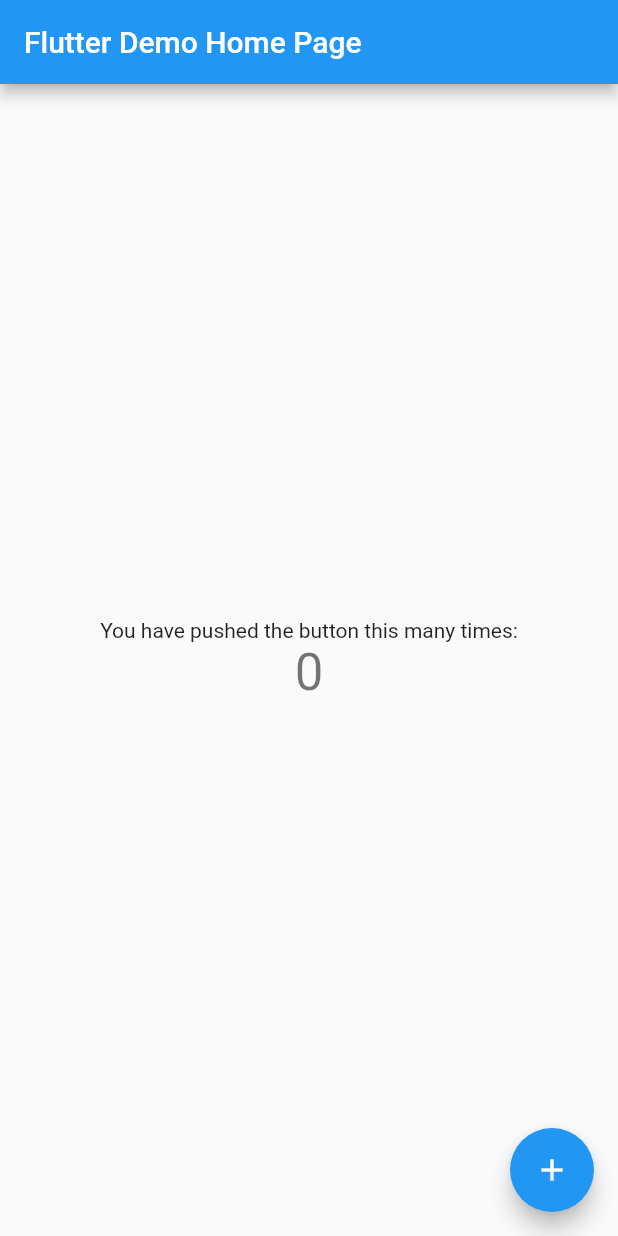
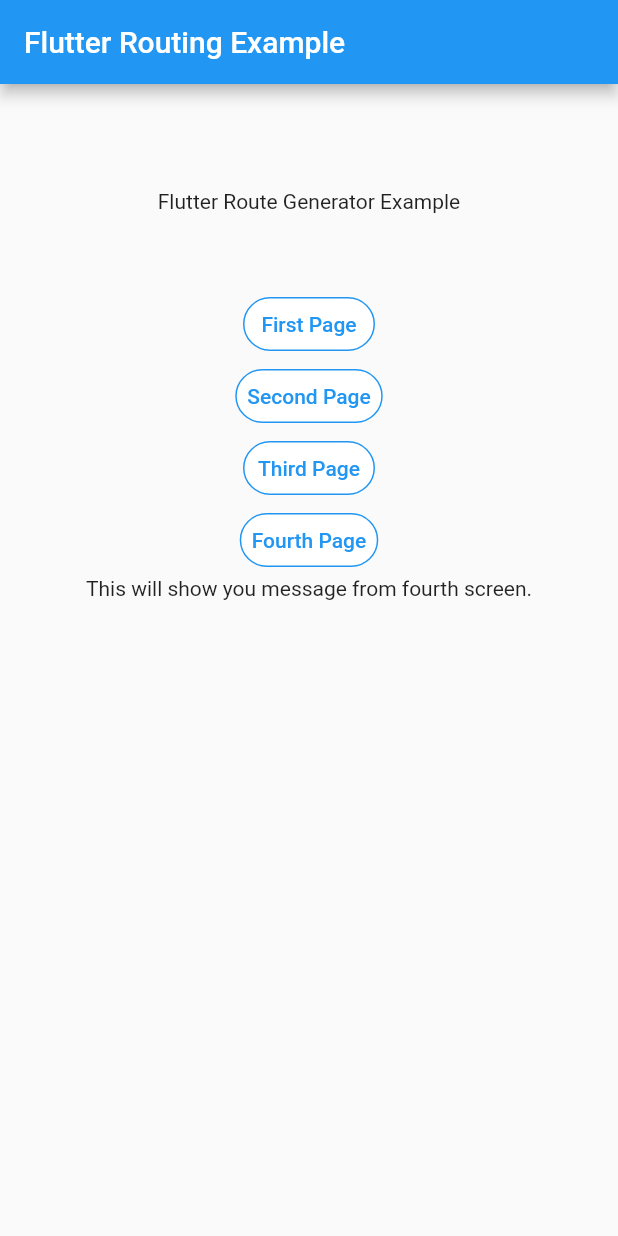
Before and after one commit to Irosi1997/FlutterProjectsUCSC, a Flutter app: the screen it shows after launch, on a phone screen of 412 x 824 dp. Run offline on Flutter 3.47's test engine with Material 2 defaults, Android fonts, the phone set to English and light mode, and no system bars.

```diff
--- /dev/null
+++ b/demo/lib/commons/arguements.dart
@@ -0,0 +1,6 @@
+class ThirdPageArguments {
+  final String title;
+  final String message;
+
+  ThirdPageArguments(this.title, this.message);
+}
--- /dev/null
+++ b/demo/lib/commons/route_generator.dart
@@ -0,0 +1,53 @@
+import 'package:demo/views/fourth_page.dart';
+import 'package:demo/views/home.dart';
+import 'package:flutter/material.dart';
+import 'package:demo/views/first_page.dart';
+import 'package:demo/views/second_page.dart';
+import 'package:demo/views/third_page.dart';
+import 'package:demo/commons/arguements.dart';
+
+class RouteGenerator {
+  static Route<dynamic> generateRoute(RouteSettings settings) {
+    // Getting arguments passed in while calling Navigator.pushNamed
+    final args = settings.arguments;
+
+    switch (settings.name) {
+      case '/':
+        return MaterialPageRoute(builder: (_) => HomePage());
+      case '/first':
+        return MaterialPageRoute(builder: (_) => FirstPage());
+      case '/second':
+        // If we passing a data, we should validate the data type
+        if (args is String) {
+          return MaterialPageRoute(
+            builder: (_) => SecondPage(title: args),
+          );
+        }
+        return _errorRoute(); // If args is not of the correct type, return an error page.
+      case '/third':
+        if (args is ThirdPageArguments) {
+          return MaterialPageRoute(
+            builder: (_) => ThirdPage(data: args),
+          );
+        }
+        return _errorRoute(); // If args is not of the correct type, return an error page.
+      case '/fourth':
+        return MaterialPageRoute(builder: (_) => FourthPage());
+      default:
+        return _errorRoute(); // If there is no such named route in the switch statement, e.g. /fifth
+    }
+  }
+
+  static Route<dynamic> _errorRoute() {
+    return MaterialPageRoute(builder: (_) {
+      return Scaffold(
+        appBar: AppBar(
+          title: Text('Error'),
+        ),
+        body: Center(
+          child: Text('ERROR'),
+        ),
+      );
+    });
+  }
+}
--- a/demo/lib/main.dart
+++ b/demo/lib/main.dart
@@ -1,115 +1,25 @@
 import 'package:flutter/material.dart';
+import 'package:demo/views/home.dart';
+import 'package:demo/commons/route_generator.dart';
 
 void main() {
-  runApp(const MyApp());
+  runApp(MyApp());
 }
 
 class MyApp extends StatelessWidget {
-  const MyApp({Key? key}) : super(key: key);
-
-  // This widget is the root of your application.
   @override
   Widget build(BuildContext context) {
     return MaterialApp(
       title: 'Flutter Demo',
       theme: ThemeData(
-        // This is the theme of your application.
-        //
-        // Try running your application with "flutter run". You'll see the
-        // application has a blue toolbar. Then, without quitting the app, try
-        // changing the primarySwatch below to Colors.green and then invoke
-        // "hot reload" (press "r" in the console where you ran "flutter run",
-        // or simply save your changes to "hot reload" in a Flutter IDE).
-        // Notice that the counter didn't reset back to zero; the application
-        // is not restarted.
         primarySwatch: Colors.blue,
+        visualDensity: VisualDensity.adaptivePlatformDensity,
       ),
-      home: const MyHomePage(title: 'Flutter Demo Home Page'),
+      //Define Route Map for Named Routes
+      initialRoute: '/',
+      //Instead of route map we have set generate route function using onGenerateRoute
+      onGenerateRoute: RouteGenerator.generateRoute,
+      home: HomePage(title: 'Flutter Routing Example'),
     );
   }
 }
-
-class MyHomePage extends StatefulWidget {
-  const MyHomePage({Key? key, required this.title}) : super(key: key);
-
-  // This widget is the home page of your application. It is stateful, meaning
-  // that it has a State object (defined below) that contains fields that affect
-  // how it looks.
-
-  // This class is the configuration for the state. It holds the values (in this
-  // case the title) provided by the parent (in this case the App widget) and
-  // used by the build method of the State. Fields in a Widget subclass are
-  // always marked "final".
-
-  final String title;
-
-  @override
-  State<MyHomePage> createState() => _MyHomePageState();
-}
-
-class _MyHomePageState extends State<MyHomePage> {
-  int _counter = 0;
-
-  void _incrementCounter() {
-    setState(() {
-      // This call to setState tells the Flutter framework that something has
-      // changed in this State, which causes it to rerun the build method below
-      // so that the display can reflect the updated values. If we changed
-      // _counter without calling setState(), then the build method would not be
-      // called again, and so nothing would appear to happen.
-      _counter++;
-    });
-  }
-
-  @override
-  Widget build(BuildContext context) {
-    // This method is rerun every time setState is called, for instance as done
-    // by the _incrementCounter method above.
-    //
-    // The Flutter framework has been optimized to make rerunning build methods
-    // fast, so that you can just rebuild anything that needs updating rather
-    // than having to individually change instances of widgets.
-    return Scaffold(
-      appBar: AppBar(
-        // Here we take the value from the MyHomePage object that was created by
-        // the App.build method, and use it to set our appbar title.
-        title: Text(widget.title),
-      ),
-      body: Center(
-        // Center is a layout widget. It takes a single child and positions it
-        // in the middle of the parent.
-        child: Column(
-          // Column is also a layout widget. It takes a list of children and
-          // arranges them vertically. By default, it sizes itself to fit its
-          // children horizontally, and tries to be as tall as its parent.
-          //
-          // Invoke "debug painting" (press "p" in the console, choose the
-          // "Toggle Debug Paint" action from the Flutter Inspector in Android
-          // Studio, or the "Toggle Debug Paint" command in Visual Studio Code)
-          // to see the wireframe for each widget.
-          //
-          // Column has various properties to control how it sizes itself and
-          // how it positions its children. Here we use mainAxisAlignment to
-          // center the children vertically; the main axis here is the vertical
-          // axis because Columns are vertical (the cross axis would be
-          // horizontal).
-          mainAxisAlignment: MainAxisAlignment.center,
-          children: <Widget>[
-            const Text(
-              'You have pushed the button this many times:',
-            ),
-            Text(
-              '$_counter',
-              style: Theme.of(context).textTheme.headline4,
-            ),
-          ],
-        ),
-      ),
-      floatingActionButton: FloatingActionButton(
-        onPressed: _incrementCounter,
-        tooltip: 'Increment',
-        child: const Icon(Icons.add),
-      ), // This trailing comma makes auto-formatting nicer for build methods.
-    );
-  }
-}
--- /dev/null
+++ b/demo/lib/views/home.dart
@@ -0,0 +1,126 @@
+import 'package:flutter/material.dart';
+import 'package:demo/commons/arguements.dart';
+
+class HomePage extends StatefulWidget {
+  HomePage({Key key, this.title}) : super(key: key);
+
+  final String title;
+
+  @override
+  _HomePageState createState() => _HomePageState();
+}
+
+class _HomePageState extends State<HomePage> {
+  var message = "This will show you message from fourth screen.";
+
+  @override
+  Widget build(BuildContext context) {
+    return Scaffold(
+      appBar: AppBar(
+        title: Text(widget.title),
+      ),
+      body: Center(
+          child: Container(
+        padding: EdgeInsets.only(top: 55),
+        child: Column(
+          mainAxisAlignment: MainAxisAlignment.start,
+          children: <Widget>[
+            Container(
+              padding: EdgeInsets.only(top: 15, bottom: 50),
+              child: Text(
+                'Flutter Route Generator Example',
+              ),
+            ),
+            FlatButton(
+              shape: RoundedRectangleBorder(
+                  borderRadius: BorderRadius.circular(18.0),
+                  side: BorderSide(color: Colors.blue)),
+              color: Colors.white,
+              textColor: Colors.blue,
+              padding: EdgeInsets.all(8.0),
+              onPressed: () {
+                Navigator.pushNamed(context, '/first');
+              },
+              child: Text(
+                "First Page",
+                style: TextStyle(
+                  fontSize: 14.0,
+                ),
+              ),
+            ),
+            FlatButton(
+              shape: RoundedRectangleBorder(
+                  borderRadius: BorderRadius.circular(18.0),
+                  side: BorderSide(color: Colors.blue)),
+              color: Colors.white,
+              textColor: Colors.blue,
+              padding: EdgeInsets.all(8.0),
+              onPressed: () {
+                Navigator.of(context).pushNamed(
+                  '/second',
+                  arguments:
+                      "Second Page", //This is really importan. Here you should pass every parameter as arguments
+                );
+              },
+              child: Text(
+                "Second Page",
+                style: TextStyle(
+                  fontSize: 14.0,
+                ),
+              ),
+            ),
+            FlatButton(
+              shape: RoundedRectangleBorder(
+                  borderRadius: BorderRadius.circular(18.0),
+                  side: BorderSide(color: Colors.blue)),
+              color: Colors.white,
+              textColor: Colors.blue,
+              padding: EdgeInsets.all(8.0),
+              onPressed: () {
+                Navigator.of(context).pushNamed(
+                  '/third',
+                  arguments: ThirdPageArguments(
+                      "Third Page", "This message pass through named route"),
+                );
+              },
+              child: Text(
+                "Third Page",
+                style: TextStyle(
+                  fontSize: 14.0,
+                ),
+              ),
+            ),
+            FlatButton(
+              shape: RoundedRectangleBorder(
+                  borderRadius: BorderRadius.circular(18.0),
+                  side: BorderSide(color: Colors.blue)),
+              color: Colors.white,
+              textColor: Colors.blue,
+              padding: EdgeInsets.all(8.0),
+              onPressed: () {
+                this.navigateToFourth();
+              },
+              child: Text(
+                "Fourth Page",
+                style: TextStyle(
+                  fontSize: 14.0,
+                ),
+              ),
+            ),
+            Text(
+              this.message,
+            ),
+          ],
+        ),
+      )),
+    );
+  }
+
+  void navigateToFourth() async {
+    //Use the same material route way to get data back
+    var msg = await Navigator.pushNamed(context, '/fourth');
+    setState(() {
+      this.message = msg;
+    });
+  }
+}
```
Also changed, not shown: demo/lib/views/first_page.dart (added, +37 -0 lines), demo/lib/views/fourth_page.dart (added, +44 -0 lines), demo/lib/views/second_page.dart (added, +47 -0 lines), demo/lib/views/third_page.dart (added, +47 -0 lines), demo/pubspec.yaml (+4 -16 lines), demo/pubspec.lock, 22 other files.
